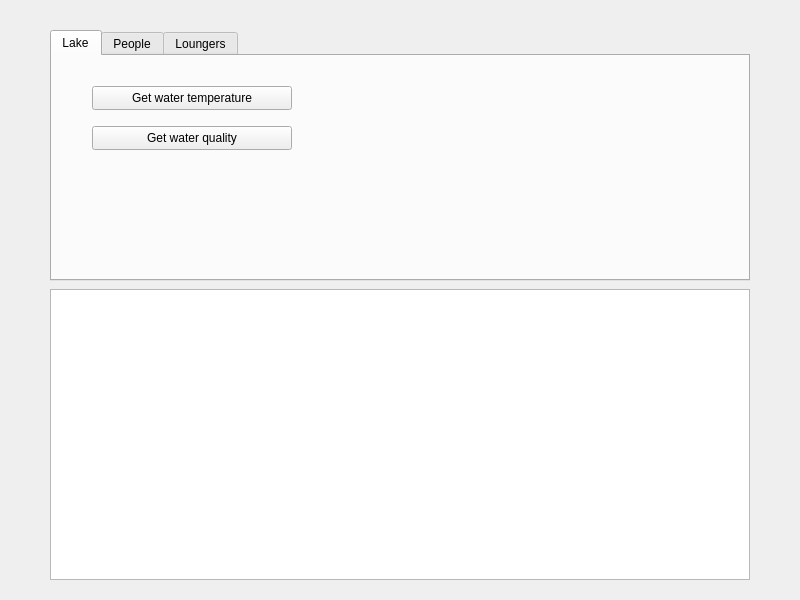
Old version of the form GUI/English/BathingLake/gui.ui in the repository Yeah-Jack/cpp-projects.
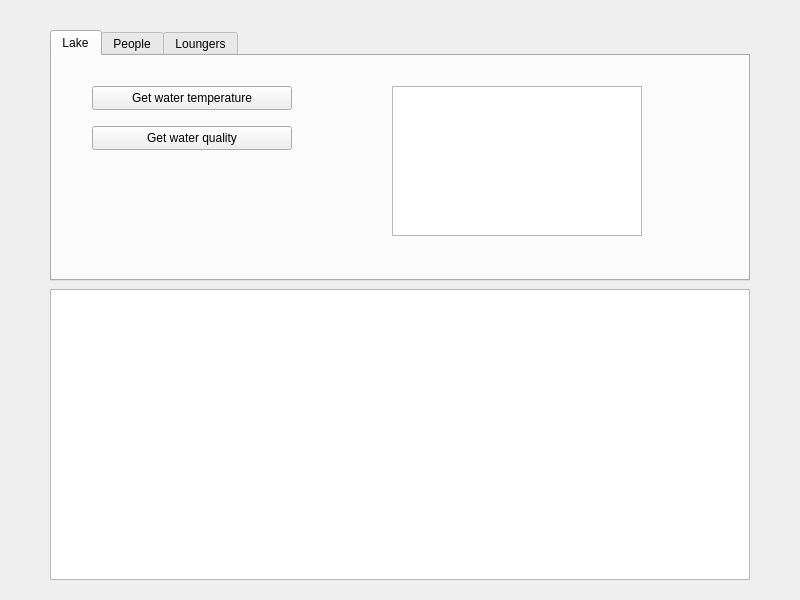
New version of the form.

Commit message: feat: add water temperature history

Patch:
```diff
--- a/GUI/English/BathingLake/gui.ui
+++ b/GUI/English/BathingLake/gui.ui
@@ -68,6 +68,16 @@
       <string>Get water quality</string>
      </property>
     </widget>
+    <widget class="QListWidget" name="waterTemperatureList">
+     <property name="geometry">
+      <rect>
+       <x>340</x>
+       <y>30</y>
+       <width>250</width>
+       <height>150</height>
+      </rect>
+     </property>
+    </widget>
    </widget>
    <widget class="QWidget" name="peopleTab">
     <attribute name="title">
```
Left out of the diff: 4 changed lines with no effect on the pictures. The commit also changes 2 other files.
